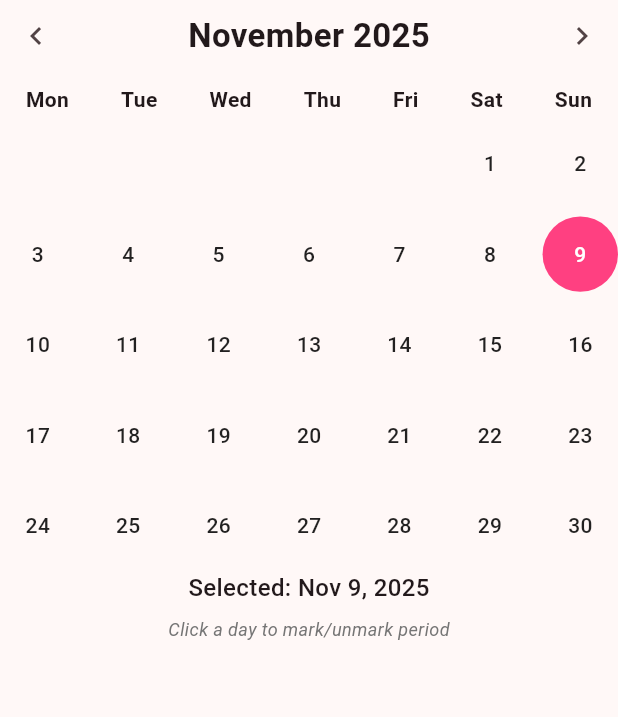
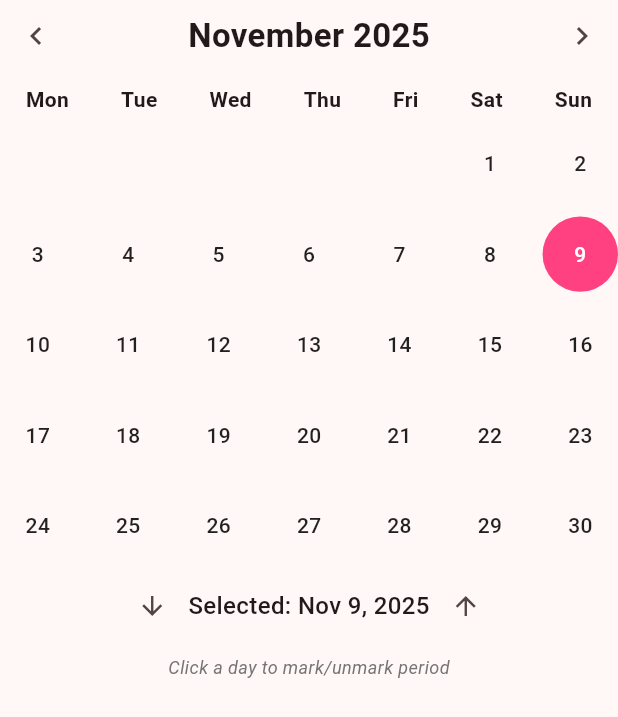
Before and after one commit to JamieDani/kitty-care, a Flutter app: the DateDisplay widget shown alone on an empty page, opened directly, on a phone screen of 412 x 824 dp. Shown: the top 717 px of the screen. Run offline on Flutter 3.47's test engine with Material 3 defaults, Android fonts, the phone set to English and light mode, and no system bars; our stand-ins replace shared_preferences; accounts and stored records are empty.

```diff
--- a/kitty_care/lib/screens/home_screen.dart
+++ b/kitty_care/lib/screens/home_screen.dart
@@ -74,7 +74,7 @@ class _HomeScreenState extends State<HomeScreen> {
                         title: const Text('Mailbox'),
                         content: SizedBox(
                           width: 350,
-                          height: 380,
+                          height: 420,
                           child: MailboxDisplay(key: mailboxKey),
                         ),
                         actions: [
--- a/kitty_care/lib/widgets/date_display.dart
+++ b/kitty_care/lib/widgets/date_display.dart
@@ -195,12 +195,37 @@ class _DateDisplayState extends State<DateDisplay> {
         ),
 
         const SizedBox(height: 16),
+        Row(
+          mainAxisAlignment: MainAxisAlignment.center,
+          children: [
+            IconButton(
+              icon: const Icon(Icons.arrow_downward, size: 20),
+              onPressed: () {
+                setState(() {
+                  _selectedDate = _selectedDate.subtract(const Duration(days: 1));
+                });
+                _saveDate();
+              },
+              tooltip: 'Previous day',
+            ),
             Text(
               "Selected: ${DateFormat('MMM d, yyyy').format(_selectedDate)}",
               style: const TextStyle(
                 fontSize: 16,
                 fontWeight: FontWeight.w500,
               ),
+            ),
+            IconButton(
+              icon: const Icon(Icons.arrow_upward, size: 20),
+              onPressed: () {
+                setState(() {
+                  _selectedDate = _selectedDate.add(const Duration(days: 1));
+                });
+                _saveDate();
+              },
+              tooltip: 'Next day',
+            ),
+          ],
         ),
         const SizedBox(height: 8),
         Text(
```
Lines whose indentation alone changed are shown as unchanged.
